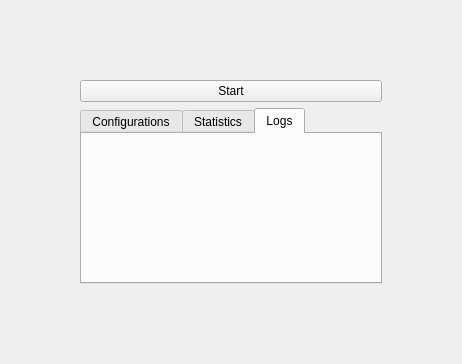
The window that UI/mainWindow.ui (RodrigoMacielGodoy/PeriodicFileTransfer) describes before a commit, drawn with Qt 5.
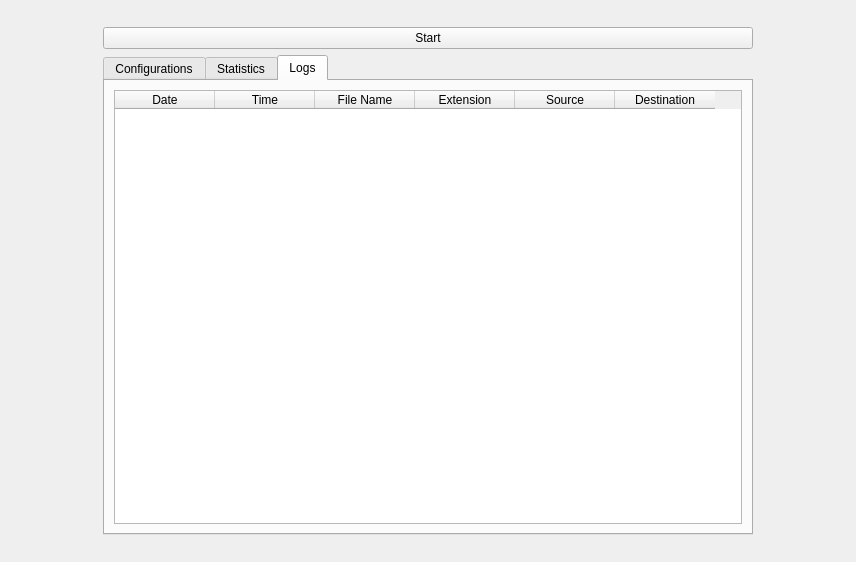
The same window after the commit. The open tabs and pages were chosen to show the change. Custom widgets are drawn as their Qt base class.

Diff of the .ui file:
```diff
--- a/UI/mainWindow.ui
+++ b/UI/mainWindow.ui
@@ -6,8 +6,8 @@
    <rect>
     <x>0</x>
     <y>0</y>
-    <width>462</width>
-    <height>364</height>
+    <width>856</width>
+    <height>562</height>
    </rect>
   </property>
   <property name="windowTitle">
@@ -37,6 +37,12 @@
     </item>
     <item row="2" column="1">
      <widget class="QTabWidget" name="tabWidget">
+      <property name="minimumSize">
+       <size>
+        <width>650</width>
+        <height>480</height>
+       </size>
+      </property>
       <property name="currentIndex">
        <number>0</number>
       </property>
@@ -195,6 +201,45 @@
        <attribute name="title">
         <string>Logs</string>
        </attribute>
+       <layout class="QVBoxLayout" name="verticalLayout_2">
+        <item>
+         <widget class="QTableWidget" name="tableWidget">
+          <property name="editTriggers">
+           <set>QAbstractItemView::NoEditTriggers</set>
+          </property>
+          <column>
+           <property name="text">
+            <string>Date</string>
+           </property>
+          </column>
+          <column>
+           <property name="text">
+            <string>Time</string>
+           </property>
+          </column>
+          <column>
+           <property name="text">
+            <string>File Name</string>
+           </property>
+          </column>
+          <column>
+           <property name="text">
+            <string>Extension</string>
+           </property>
+          </column>
+          <column>
+           <property name="text">
+            <string>Source</string>
+           </property>
+          </column>
+          <column>
+           <property name="text">
+            <string>Destination</string>
+           </property>
+          </column>
+         </widget>
+        </item>
+       </layout>
       </widget>
      </widget>
     </item>
@@ -240,6 +285,13 @@
    </layout>
   </widget>
  </widget>
+ <customwidgets>
+  <customwidget>
+   <class>PlotWidget</class>
+   <extends>QGraphicsView</extends>
+   <header>pyqtgraph</header>
+  </customwidget>
+ </customwidgets>
  <resources/>
  <connections/>
 </ui>
```
Left out of the diff: 31 changed lines with no effect on the pictures.
